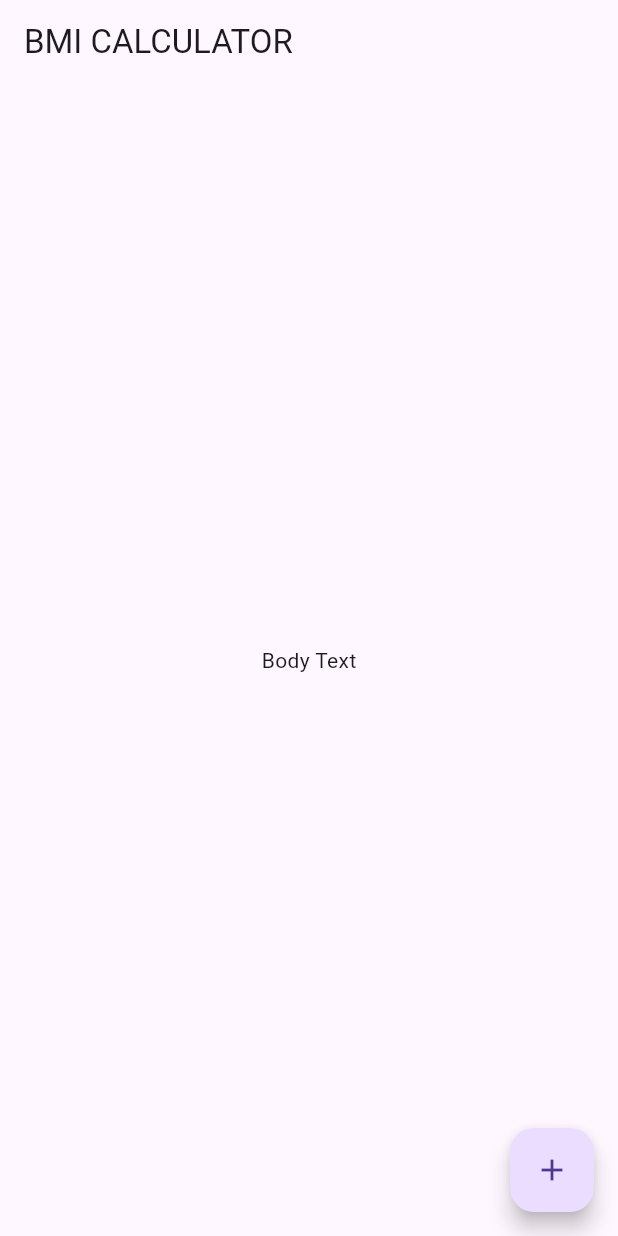
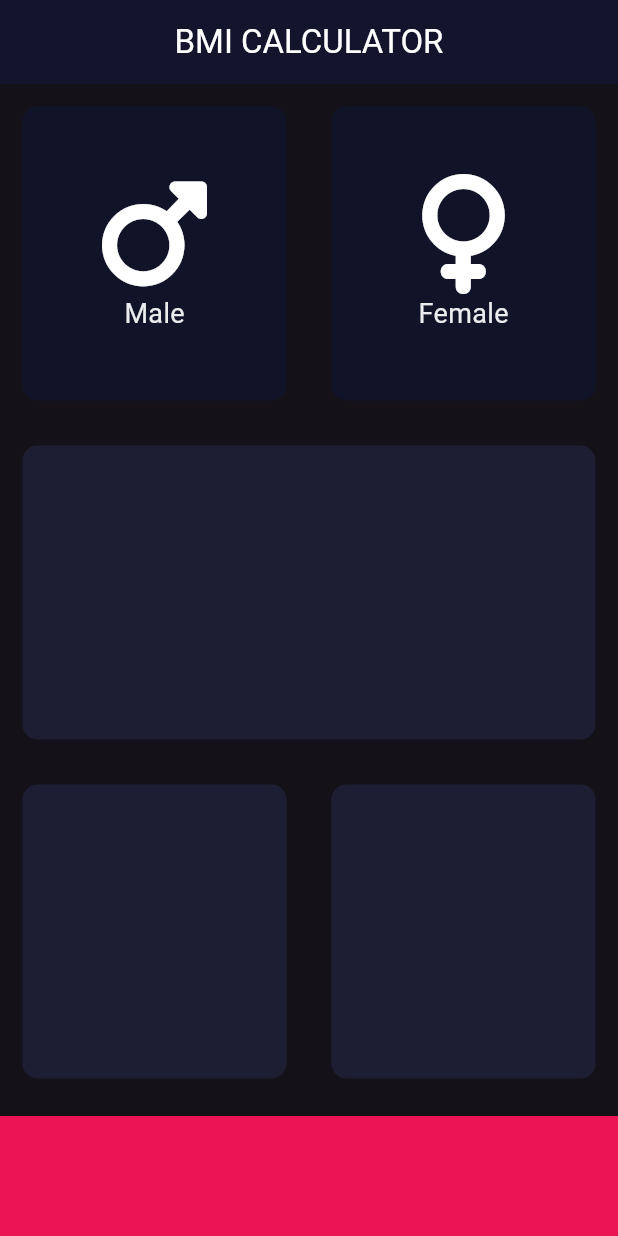
Before and after one commit to malith45/bmi_cal, a Flutter app: the screen it shows after launch, on a phone screen of 412 x 824 dp. Run offline on Flutter 3.47's test engine with Material 3 defaults, Android fonts, the phone set to English and light mode, and no system bars; our stand-ins replace font_awesome_flutter.

Commit message:
Implemented two gesture detection buttons to chose the gender.

```diff
--- /dev/null
+++ b/lib/input_page.dart
@@ -0,0 +1,110 @@
+import 'main.dart';
+import 'package:flutter/material.dart';
+import 'package:font_awesome_flutter/font_awesome_flutter.dart';
+import 'reusable_icon_label.dart';
+import 'reusable_card.dart';
+
+const bottomContainerHeight = 80.0;
+const Color activeContainerColor = Color(0xff1d1e33);
+const Color inactiveContainerColor = Color(0xff111328);
+
+class InputPageState extends State<InputPage> {
+  Color maleCardColor = inactiveContainerColor;
+  Color femaleCardColor = inactiveContainerColor;
+
+  void updateColor(int gender) {
+    if (gender == 1) {
+      maleCardColor = activeContainerColor;
+      femaleCardColor = inactiveContainerColor;
+    } else {
+      maleCardColor = inactiveContainerColor;
+    }
+    if (gender == 2) {
+      femaleCardColor = activeContainerColor;
+      maleCardColor = inactiveContainerColor;
+    } else {
+      femaleCardColor = inactiveContainerColor;
+    }
+  }
+
+  @override
+  Widget build(BuildContext context) {
+    return Scaffold(
+        appBar: AppBar(
+            elevation: 1,
+            title: const Center(
+                child: Text('BMI CALCULATOR',
+                    style: TextStyle(color: Colors.white)))),
+        body: Column(
+          mainAxisAlignment: MainAxisAlignment.spaceBetween,
+          children: [
+            Expanded(
+              child: Row(
+                mainAxisAlignment: MainAxisAlignment.spaceBetween,
+                children: [
+                  Expanded(
+                    child: GestureDetector(
+                      onTap: () {
+                        setState(() {
+                          updateColor(1);
+                        });
+                      },
+                      child: ReusableCard(
+                        col: maleCardColor,
+                        cardChild: ReusableIconLabel(
+                            label: 'Male', iconW: FontAwesomeIcons.mars),
+                      ),
+                    ),
+                  ),
+                  Expanded(
+                    child: GestureDetector(
+                      onTap: () {
+                        setState(() {
+                          updateColor(2);
+                        });
+                      },
+                      child: ReusableCard(
+                        col: femaleCardColor,
+                        cardChild: ReusableIconLabel(
+                            label: 'Female', iconW: FontAwesomeIcons.venus),
+                      ),
+                    ),
+                  )
+                ],
+              ),
+            ),
+            Expanded(
+              child: ReusableCard(
+                col: activeContainerColor,
+                cardChild: Container(),
+              ),
+            ),
+            Expanded(
+              child: Row(
+                mainAxisAlignment: MainAxisAlignment.spaceBetween,
+                children: [
+                  Expanded(
+                    child: ReusableCard(
+                      col: activeContainerColor,
+                      cardChild: Container(),
+                    ),
+                  ),
+                  Expanded(
+                    child: ReusableCard(
+                      col: activeContainerColor,
+                      cardChild: Container(),
+                    ),
+                  ),
+                ],
+              ),
+            ),
+            Container(
+              color: Color(0xffeb1555),
+              margin: EdgeInsets.only(top: 10),
+              width: double.infinity,
+              height: bottomContainerHeight,
+            )
+          ],
+        ));
+  }
+}
--- a/lib/main.dart
+++ b/lib/main.dart
@@ -1,4 +1,5 @@
 import 'package:flutter/material.dart';
+import 'input_page.dart';
 
 void main() => runApp(BMICalculator());
 
@@ -8,6 +9,11 @@ class BMICalculator extends StatelessWidget {
   @override
   Widget build(BuildContext context) {
     return MaterialApp(
+      theme: ThemeData.dark().copyWith(
+        appBarTheme: const AppBarTheme(
+          color: Color(0xff0a0c21),
+        ),
+      ),
       home: InputPage(),
     );
   }
@@ -17,23 +23,5 @@ class InputPage extends StatefulWidget {
   const InputPage({super.key});
 
   @override
-  State<InputPage> createState() => _InputPageState();
+  State<InputPage> createState() => InputPageState();
 }
-
-class _InputPageState extends State<InputPage> {
-  @override
-  Widget build(BuildContext context) {
-    return Scaffold(
-      appBar: AppBar(
-        title: Text('BMI CALCULATOR'),
-      ),
-      body: Center(
-        child: Text('Body Text'),
-      ),
-      floatingActionButton: FloatingActionButton(
-        onPressed: () {},
-        child: Icon(Icons.add),
-      ),
-    );
-  }
-}
--- /dev/null
+++ b/lib/reusable_card.dart
@@ -0,0 +1,20 @@
+import 'package:flutter/material.dart';
+
+class ReusableCard extends StatelessWidget {
+  ReusableCard({super.key, required this.col, required this.cardChild});
+
+  final Color col;
+  final Widget cardChild;
+
+  @override
+  Widget build(BuildContext context) {
+    return Container(
+      child: cardChild,
+      margin: const EdgeInsets.all(15),
+      decoration: BoxDecoration(
+        borderRadius: BorderRadius.circular(10),
+        color: col,
+      ),
+    );
+  }
+}
--- /dev/null
+++ b/lib/reusable_icon_label.dart
@@ -0,0 +1,24 @@
+import 'package:flutter/material.dart';
+
+const labelStyle = TextStyle(fontSize: 18, color: Color(0xffebecee));
+
+class ReusableIconLabel extends StatelessWidget {
+  ReusableIconLabel({super.key, required this.label, required this.iconW});
+
+  final String label;
+  final IconData iconW;
+
+  @override
+  Widget build(BuildContext context) {
+    return Column(
+      mainAxisAlignment: MainAxisAlignment.center,
+      children: [
+        Icon(
+          iconW,
+          size: 80,
+        ),
+        Text(label, style: labelStyle),
+      ],
+    );
+  }
+}
--- a/pubspec.yaml
+++ b/pubspec.yaml
@@ -35,6 +35,7 @@ dependencies:
   # The following adds the Cupertino Icons font to your application.
   # Use with the CupertinoIcons class for iOS style icons.
   cupertino_icons: ^1.0.8
+  font_awesome_flutter: ^10.7.0
 
 dev_dependencies:
   flutter_test:
```
Also changed, not shown: pubspec.lock.
